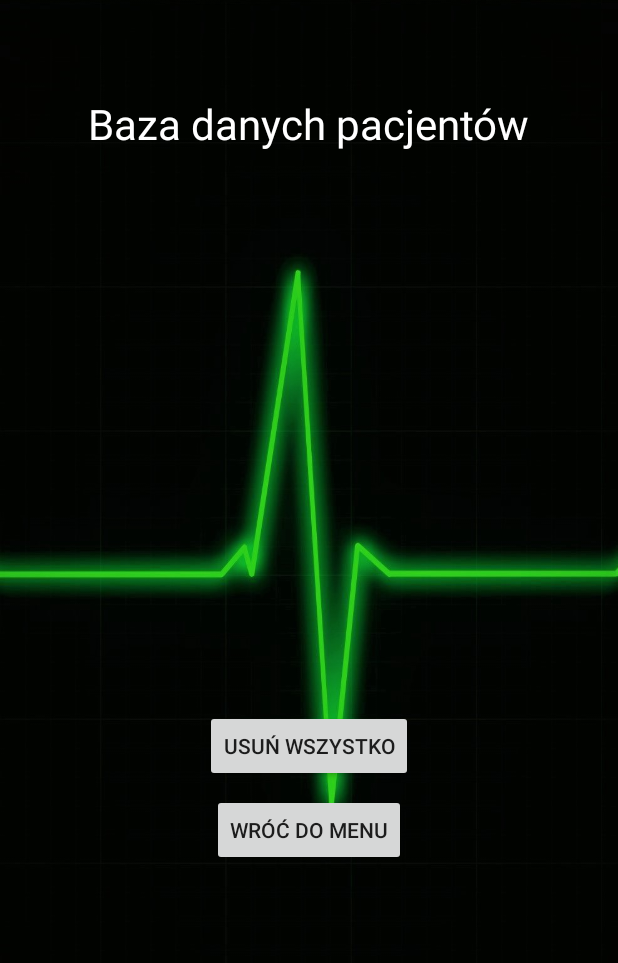
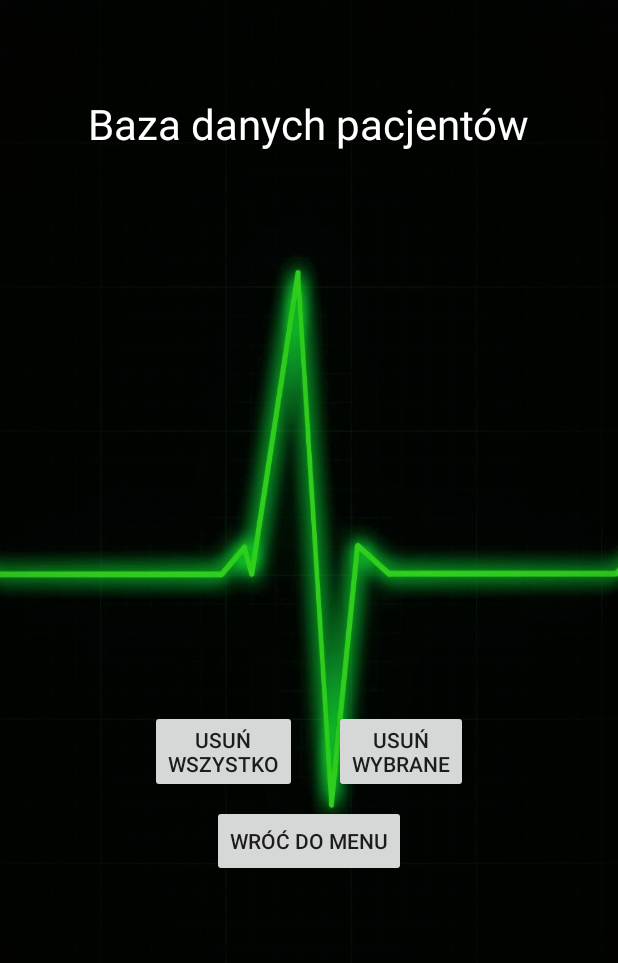
Before and after one commit to Sokols/DiseaseDetectorPL-HAK_Project, an Android app: the PatientsActivity screen opened directly, with no data from a screen before it, on a phone screen of 412 x 824 dp, the part 85-1048 px from its top. Run offline under Robolectric (Android 15) with nearby library versions, the phone set to English and light mode, and no system bars; our stand-ins replace Room's generated code; 1 statement that could not run was skipped.

Commit message:
Added deleting selected patients and their numeration in database

```diff
--- a/app/src/main/java/pl/zhr/hak/wykrywaczchorob/PatientDao.java
+++ b/app/src/main/java/pl/zhr/hak/wykrywaczchorob/PatientDao.java
@@ -4,7 +4,6 @@ import androidx.lifecycle.LiveData;
 import androidx.room.Dao;
 import androidx.room.Delete;
 import androidx.room.Insert;
-import androidx.room.OnConflictStrategy;
 import androidx.room.Query;
 import androidx.room.Update;
 
@@ -15,17 +14,8 @@ public interface PatientDao {
     @Query("SELECT * FROM Patient")
     LiveData<List<Patient>> getAll();
 
-    @Query("SELECT * FROM Patient WHERE patientID = :id")
-    LiveData<Patient> getItemById(int id);
-
-    @Query("SELECT * FROM Patient WHERE surname LIKE :phrase")
-    LiveData<List<Patient>> getBySurname(String phrase);
-
     @Insert
     void insert(Patient patient);
-
-    @Insert (onConflict = OnConflictStrategy.REPLACE)
-    void insertAll(List<Patient> badges);
 
     @Delete
     void delete(Patient patient);
--- a/app/src/main/java/pl/zhr/hak/wykrywaczchorob/SymptomAdapter.java
+++ b/app/src/main/java/pl/zhr/hak/wykrywaczchorob/SymptomAdapter.java
@@ -6,7 +6,6 @@ import android.view.LayoutInflater;
 import android.view.View;
 import android.view.ViewGroup;
 import android.widget.CheckBox;
-import android.widget.CompoundButton;
 import android.widget.TextView;
 
 import androidx.annotation.NonNull;
@@ -27,9 +26,7 @@ public class SymptomAdapter extends RecyclerView.Adapter<SymptomAdapter.SymptomV
             this.checkBoxCheckSymptom = itemView.findViewById(R.id.checkBoxCheckSymptom);
             this.textViewSymptomName = itemView.findViewById(R.id.textViewSymptomName);
 
-            checkBoxCheckSymptom.setOnCheckedChangeListener(new CompoundButton.OnCheckedChangeListener() {
-                @Override
-                public void onCheckedChanged(CompoundButton buttonView, boolean isChecked) {
+            checkBoxCheckSymptom.setOnCheckedChangeListener((buttonView, isChecked) -> {
                 // jeśli symptom został zaznaczony zmień jego flagę w shared preferences na true i inkrementuj licznik zaznaocznych symptomów
                 if (isChecked) {
                     String key = textViewSymptomName.getText().toString();
@@ -44,7 +41,6 @@ public class SymptomAdapter extends RecyclerView.Adapter<SymptomAdapter.SymptomV
                             false).apply();
                     if (sharedPreferences.getInt("symptomCounter", 0) > 0) {
                         sharedPreferences.edit().putInt("symptomCounter", sharedPreferences.getInt("symptomCounter", 0) - 1).apply();
-                        }
                     }
                 }
             });
--- a/app/src/main/res/layout/activity_patients.xml
+++ b/app/src/main/res/layout/activity_patients.xml
@@ -48,11 +48,24 @@
         android:id="@+id/buttonDeleteAll"
         android:layout_width="wrap_content"
         android:layout_height="wrap_content"
-        android:layout_marginStart="32dp"
+        android:layout_marginStart="100dp"
         android:layout_marginTop="16dp"
-        android:layout_marginEnd="32dp"
         android:text="@string/delete_all"
         app:layout_constraintEnd_toEndOf="parent"
+        app:layout_constraintHorizontal_bias="0.0"
         app:layout_constraintStart_toStartOf="parent"
         app:layout_constraintTop_toBottomOf="@+id/recyclerView1" />
+
+    <Button
+        android:id="@+id/buttonDeleteSelected"
+        android:layout_width="wrap_content"
+        android:layout_height="wrap_content"
+        android:layout_marginStart="8dp"
+        android:layout_marginTop="16dp"
+        android:layout_marginEnd="100dp"
+        android:text="@string/delete_selected"
+        app:layout_constraintEnd_toEndOf="parent"
+        app:layout_constraintHorizontal_bias="1.0"
+        app:layout_constraintStart_toEndOf="@+id/buttonDeleteAll"
+        app:layout_constraintTop_toBottomOf="@+id/recyclerView1" />
 </androidx.constraintlayout.widget.ConstraintLayout>
--- a/app/src/main/res/values/strings.xml
+++ b/app/src/main/res/values/strings.xml
@@ -39,7 +39,7 @@
     <string name="cannot_add">Nie możesz dodać pacjenta bez choroby</string>
     <string name="nullable"></string>
     <string name="no_disease">Choroba o podanych symptomach nie istnieje w bazie</string>
-    <string name="delete_all">Usuń wszystko</string>
+    <string name="delete_all">Usuń\nwszystko</string>
     <string name="please_confirm">Jesteś pewien?</string>
     <string name="yes">Tak</string>
     <string name="no">Nie</string>
@@ -47,4 +47,7 @@
     <string name="fear">Nieuzasadniony lęk</string>
     <string name="panic">Atak paniki</string>
     <string name="hypochondria">Hipochondria</string>
+    <string name="patient">%d. %s %s:</string>
+    <string name="delete_selected">Usuń\nwybrane</string>
+    <string name="empty">Baza danych jest pusta!</string>
 </resources>
```
Also changed, not shown: app/src/main/java/pl/zhr/hak/wykrywaczchorob/PatientAdapter.java (+33 -13 lines), app/src/main/java/pl/zhr/hak/wykrywaczchorob/PatientsActivity.java (+35 -3 lines), app/src/main/res/layout/listitem_patient.xml (+17 -19 lines), 1 other file. Lines whose indentation alone changed are shown as unchanged.
